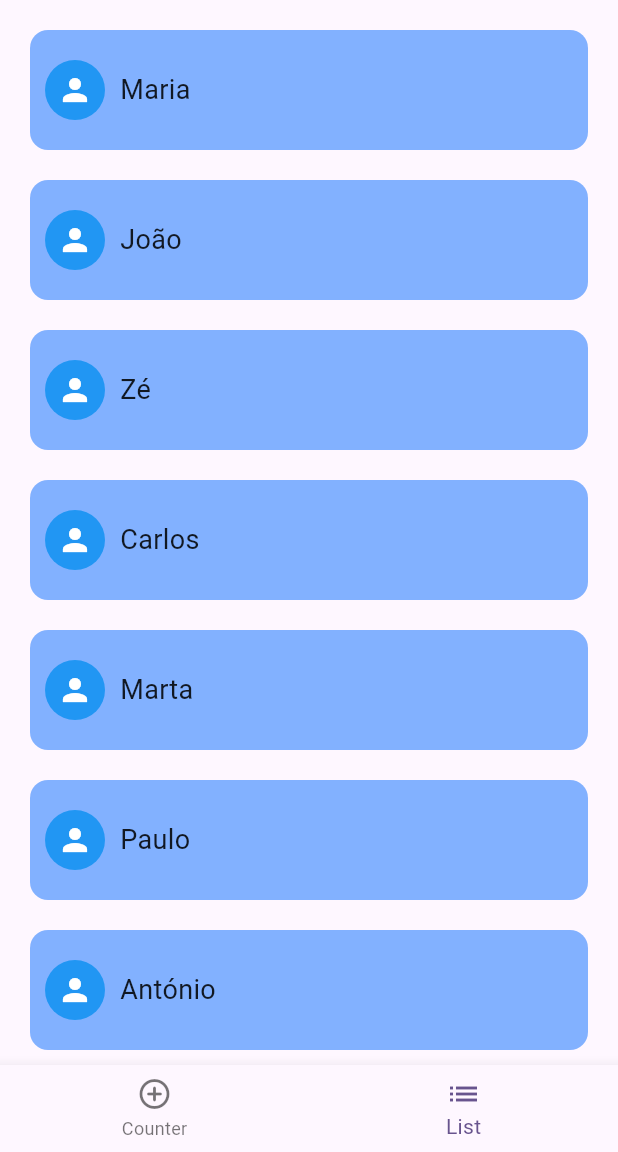
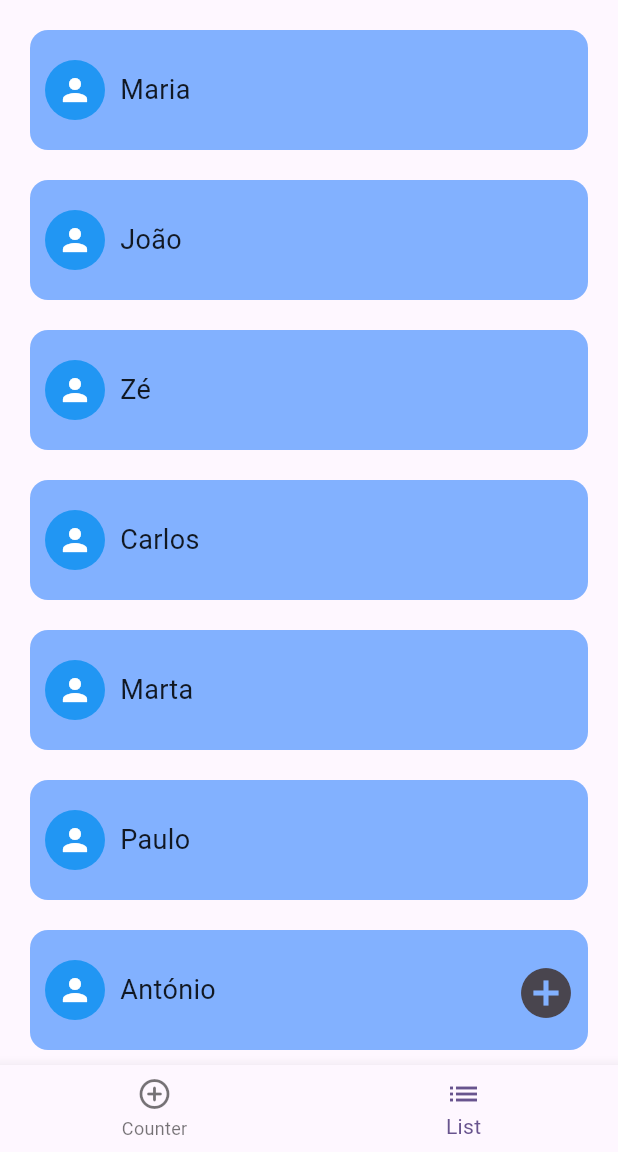
Before and after one commit to a-manuel-pereira-alb/feup_flutter_demo, a Flutter app: the screen it shows after launch, item 2 of the bottom bar chosen, on a phone screen of 412 x 824 dp, the part 84-1236 px from its top. Run offline on Flutter 3.47's test engine with Material 3 defaults, Android fonts, the phone set to English and light mode, and no system bars; drawn by our look-alikes of flutter_slidable.

Commit message:
- Added a new dependency; - Added a new feature to PersonItem; - Added new logic to ListPage.

```diff
--- a/lib/ui/list/components/person_item.dart
+++ b/lib/ui/list/components/person_item.dart
@@ -1,19 +1,35 @@
 import 'package:feup_flutter_demo/models/person_model.dart';
 import 'package:flutter/material.dart';
+import 'package:flutter_slidable/flutter_slidable.dart';
 
 class PersonItem extends StatelessWidget {
   final PersonModel person;
   final VoidCallback onTap;
+  final VoidCallback onDeleteTap;
 
   const PersonItem({
     Key? key,
     required this.person,
     required this.onTap,
+    required this.onDeleteTap,
   }) : super(key: key);
 
   @override
   Widget build(BuildContext context) {
-    return GestureDetector(
+    return Slidable(
+      key: ValueKey(person.name),
+      endActionPane: ActionPane(
+        motion: const ScrollMotion(),
+        children: [
+          SlidableAction(
+            onPressed: (context) => onDeleteTap.call(),
+            foregroundColor: Colors.red,
+            icon: Icons.delete,
+            label: 'Delete',
+          ),
+        ],
+      ),
+      child: GestureDetector(
         onTap: () => onTap.call(),
         child: Container(
           height: 80,
@@ -52,6 +68,7 @@ class PersonItem extends StatelessWidget {
             ],
           ),
         ),
+      ),
     );
   }
 }
--- a/lib/ui/list/list_page.dart
+++ b/lib/ui/list/list_page.dart
@@ -1,7 +1,10 @@
+import 'dart:math';
+
 import 'package:feup_flutter_demo/models/person_model.dart';
 import 'package:feup_flutter_demo/ui/list/components/person_item.dart';
 import 'package:feup_flutter_demo/ui/list/details_page.dart';
 import 'package:flutter/material.dart';
+import 'package:flutter/widgets.dart';
 
 class ListPage extends StatefulWidget {
   const ListPage({
@@ -13,9 +16,70 @@ class ListPage extends StatefulWidget {
 }
 
 class _ListPageState extends State<ListPage> {
+  late List<PersonModel> _people;
+
+  @override
+  void initState() {
+    super.initState();
+
+    _people = _getPeople();
+  }
+
   @override
   Widget build(BuildContext context) {
-    final List<PersonModel> people = [
+    return Material(
+      child: Stack(
+        children: [
+          // List
+          Positioned.fill(
+            child: RefreshIndicator.adaptive(
+              onRefresh: () async => _restorePeople(),
+              child: ListView.builder(
+                padding: const EdgeInsets.all(20).copyWith(bottom: 80),
+                itemCount: _people.length,
+                itemBuilder: (context, index) {
+                  final isLastPerson = _people.last == _people[index];
+
+                  return Padding(
+                    padding: EdgeInsets.only(bottom: isLastPerson ? 0 : 20),
+                    child: PersonItem(
+                      person: _people[index],
+                      onTap: () {
+                        Navigator.push(
+                          context,
+                          MaterialPageRoute(
+                            builder: (context) => DetailsPage(
+                              person: _people[index],
+                            ),
+                          ),
+                        );
+                      },
+                      onDeleteTap: () => _deletePerson(person: _people[index]),
+                    ),
+                  );
+                },
+              ),
+            ),
+          ),
+
+          // Add person
+          Positioned(
+            right: 20,
+            bottom: 20,
+            child: IconButton(
+              icon: const Icon(Icons.add_circle),
+              iconSize: 40,
+              onPressed: () => _addPerson(),
+            ),
+          ),
+        ],
+      ),
+    );
+  }
+
+  /// Get people.
+  List<PersonModel> _getPeople() {
+    return [
       const PersonModel(name: 'Maria'),
       const PersonModel(name: 'João'),
       const PersonModel(name: 'Zé'),
@@ -36,32 +100,41 @@ class _ListPageState extends State<ListPage> {
       const PersonModel(name: 'Vitor'),
       const PersonModel(name: 'Francisca'),
     ];
+  }
 
-    return Material(
-      child: ListView.builder(
-        padding: const EdgeInsets.all(20),
-        itemCount: people.length,
-        itemBuilder: (context, index) {
-          final isLastPerson = people.last == people[index];
+  /// Add a person.
+  void _addPerson() {
+    // Create a person with a random name
+    final newPerson = PersonModel(
+      name: String.fromCharCodes(List.generate(12, (index) => Random().nextInt(33) + 89)),
+    );
 
-          return Padding(
-            padding: EdgeInsets.only(bottom: isLastPerson ? 0 : 20),
-            child: PersonItem(
-              person: people[index],
-              onTap: () {
-                Navigator.push(
-                  context,
-                  MaterialPageRoute(
-                    builder: (context) => DetailsPage(
-                      person: people[index],
-                    ),
-                  ),
-                );
-              },
-            ),
-          );
-        },
-      ),
-    );
+    List<PersonModel> updatedPeople = List.from(_people);
+
+    updatedPeople.add(newPerson);
+
+    setState(() {
+      _people = updatedPeople;
+    });
+  }
+
+  /// Delete [person].
+  void _deletePerson({
+    required PersonModel person,
+  }) {
+    List<PersonModel> updatedPeople = List.from(_people);
+
+    updatedPeople.remove(person);
+
+    setState(() {
+      _people = updatedPeople;
+    });
+  }
+
+  /// Restore people.
+  void _restorePeople() {
+    setState(() {
+      _people = _getPeople();
+    });
   }
 }
```
Also changed, not shown: pubspec.yaml (+4 -5 lines), pubspec.lock. Lines whose indentation alone changed are shown as unchanged.
